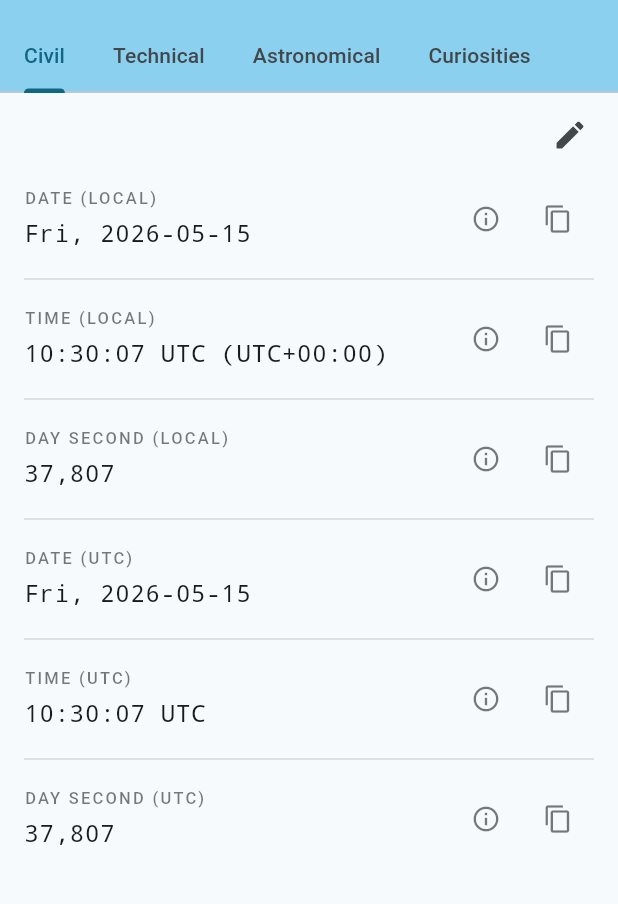
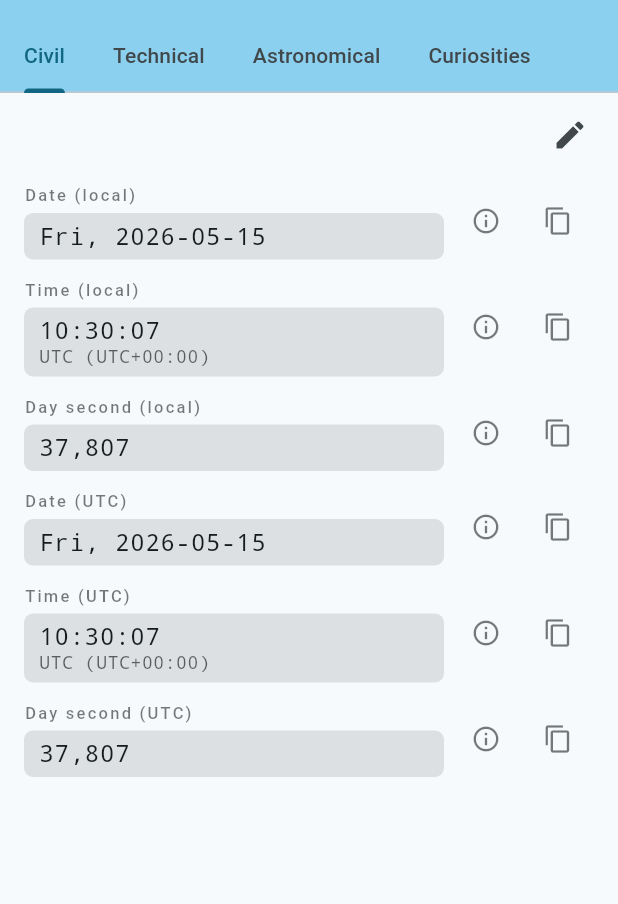
Before and after one commit to RealNoitasinagro/epoch, a Flutter app: the screen it shows after launch, on a phone screen of 412 x 824 dp, the part 63-967 px from its top. Run offline on Flutter 3.47's test engine with Material 3 defaults, Android fonts, the light colour scheme and no system bars; our stand-ins replace package_info_plus, shared_preferences, timezone.

Commit message:
- feat: two-line value display, Courier New, value container, remove dividers

```diff
--- a/lib/models/time_entry.dart
+++ b/lib/models/time_entry.dart
@@ -103,7 +103,7 @@ class TimeEntry {
     if (isZoneIndependent) return typeLabel;
     final zoneLabel = switch (zone) {
       ZoneLocal()                  => l10n.labelLocal.toLowerCase(),
-      ZoneUtc()                    => 'UTC',
+      ZoneUtc()                    => l10n.zoneUtc,
       ZoneNamed(ianaZone: final z) => z.split('/').last.replaceAll('_', ' '),
     };
     return '$typeLabel ($zoneLabel)';
@@ -214,9 +214,10 @@ class TimeEntry {
     final hh = dt.hour.toString().padLeft(2, '0');
     final mm = dt.minute.toString().padLeft(2, '0');
     final ss = dt.second.toString().padLeft(2, '0');
-    final tzSuffix = zone is ZoneUtc
-        ? 'UTC'
-        : '$tzLabel (${TimeUtils.utcOffsetString(offset)})';
+    // final tzSuffix = zone is ZoneUtc
+    //     ? 'UTC'
+    //     : '$tzLabel (${TimeUtils.utcOffsetString(offset)})';
+    final tzSuffix = '$tzLabel (${TimeUtils.utcOffsetString(offset)})';
 
     switch (type) {
       case ValueType.date:
--- a/lib/screens/configurable_tab.dart
+++ b/lib/screens/configurable_tab.dart
@@ -112,7 +112,7 @@ class _ConfigurableTabState extends State<ConfigurableTab> {
     return ListView.separated(
       padding: const EdgeInsets.fromLTRB(16, 8, 16, 80),
       itemCount: widget.entries.length,
-      separatorBuilder: (_, __) => const Divider(height: 32, thickness: 0),
+      separatorBuilder: (_, __) => const SizedBox(height: 12),
       itemBuilder: (context, index) {
         final entry = widget.entries[index];
         return _buildDisplayRow(context, entry, l10n, locale);
@@ -140,7 +140,7 @@ class _ConfigurableTabState extends State<ConfigurableTab> {
     return ReorderableListView.builder(
       padding: const EdgeInsets.fromLTRB(16, 8, 16, 80),
       itemCount: widget.entries.length,
-      onReorder: (oldIndex, newIndex) {
+      onReorderItem: (oldIndex, newIndex) {
         if (newIndex > oldIndex) newIndex--;
         final updated = List<TimeEntry>.of(widget.entries);
         final item = updated.removeAt(oldIndex);
--- a/lib/widgets/time_entry_row.dart
+++ b/lib/widgets/time_entry_row.dart
@@ -98,7 +98,8 @@ class _GraphicalRow extends StatelessWidget {
             crossAxisAlignment: CrossAxisAlignment.start,
             children: [
               Text(
-                label.toUpperCase(),
+                //label.toUpperCase(),
+                label,
                 style: textTheme.labelSmall?.copyWith(
                   letterSpacing: 1.5,
                   color: Theme.of(context).colorScheme.onSurface.withAlpha(150),
--- a/lib/widgets/time_string_row.dart
+++ b/lib/widgets/time_string_row.dart
@@ -1,14 +1,14 @@
+import 'package:epoch/main.dart';
 import 'package:flutter/material.dart';
 import 'package:flutter/services.dart';
 import 'package:intl/intl.dart';
 import '../l10n/app_localizations.dart';
-import '../main.dart';
 
 class TimeStringRow extends StatelessWidget {
   final String label;
   final String value;
-  final String? info;          // explanation text for the (i) button
-  final bool useThousands;     // whether to format value with thousands separator
+  final String? info;
+  final bool useThousands;
 
   const TimeStringRow({
     super.key,
@@ -18,14 +18,27 @@ class TimeStringRow extends StatelessWidget {
     this.useThousands = true,
   });
 
-  // Formats a numeric string with thousands separators if useThousands is set
-  // and the value is a plain integer. Non-numeric values are returned as-is.
   String _displayValue(BuildContext context) {
     if (!useThousands) return value;
     final n = int.tryParse(value);
     if (n == null) return value;
     final locale = Localizations.localeOf(context).toString();
     return NumberFormat.decimalPattern(locale).format(n);
+  }
+
+  // Splits a time+zone string into two lines.
+  // e.g. "09:18:05 CEST (UTC+02:00)" →
+  //   line1: "09:18:05 CEST"
+  //   line2: "(UTC+02:00)"
+  // If no zone info present, line2 is empty.
+  ({String line1, String line2}) _splitValue(String v) {
+    // Match UTC offset pattern (UTC+xx:xx or UTC−xx:xx).
+    //final offsetMatch = RegExp(r'\(UTC[+−][0-9]{2}:[0-9]{2}\)').firstMatch(v);
+    final offsetMatch = RegExp(r'\b\w+\s+\(UTC[+−][0-9]{2}:[0-9]{2}\)').firstMatch(v);
+    if (offsetMatch == null) return (line1: v, line2: '');
+    final line1 = v.substring(0, offsetMatch.start).trim();
+    final line2 = offsetMatch.group(0)!;
+    return (line1: line1, line2: line2);
   }
 
   void _copyToClipboard(BuildContext context, AppLocalizations l10n) {
@@ -59,6 +72,10 @@ class TimeStringRow extends StatelessWidget {
   Widget build(BuildContext context) {
     final l10n = AppLocalizations.of(context)!;
     final textTheme = Theme.of(context).textTheme;
+    final colorScheme = Theme.of(context).colorScheme;
+    final display = _displayValue(context);
+    final split = _splitValue(display);
+
     return Row(
       crossAxisAlignment: CrossAxisAlignment.center,
       children: [
@@ -66,37 +83,114 @@ class TimeStringRow extends StatelessWidget {
           child: Column(
             crossAxisAlignment: CrossAxisAlignment.start,
             children: [
+              // Label
               Text(
-                label.toUpperCase(),
+                //label.toUpperCase(),
+                label,
                 style: textTheme.labelSmall?.copyWith(
                   letterSpacing: 1.5,
-                  color: Theme.of(context).colorScheme.onSurface.withAlpha(150),
+                  color: colorScheme.onSurface.withAlpha(150),
                 ),
               ),
               const SizedBox(height: 4),
-              Text(
-                _displayValue(context),
-                style: textTheme.bodyLarge?.copyWith(
-                  fontFamily: fontFamily,
-                  fontWeight: FontWeight.w500,
+              // Value container – fixed two-line layout.
+              Container(
+                width: double.infinity,
+                padding: const EdgeInsets.symmetric(
+                    horizontal: 10, vertical: 6),
+                decoration: BoxDecoration(
+                  color: colorScheme.onSurface.withAlpha(30),
+                  borderRadius: BorderRadius.circular(6),
                 ),
+                child: split.line2.isEmpty
+                    ? _ValueText(split.line1, textTheme)
+                    : Column(
+                  crossAxisAlignment: CrossAxisAlignment.start,
+                  children: [
+                    _ValueText(split.line1, textTheme),
+                    const SizedBox(height: 1),
+                    _ZoneText(split.line2, textTheme, colorScheme),
+                  ],
+                ),
+                // child: Column(
+                //   crossAxisAlignment: CrossAxisAlignment.start,
+                //   children: [
+                //     _ValueText(split.line1, textTheme),
+                //     const SizedBox(height: 1),
+                //     _ZoneText(split.line2, textTheme, colorScheme)
+                //   ],
+                // ),
               ),
             ],
           ),
         ),
+        const SizedBox(width: 4),
+        // Buttons column – vertically centered next to container.
+        Column(
+          crossAxisAlignment: CrossAxisAlignment.center,
+          children: [
+            const SizedBox(width: 4),
+            Row(
+              crossAxisAlignment: CrossAxisAlignment.center,
+              children: [
                 IconButton(
                   icon: const Icon(Icons.info_outline, size: 20),
-          color: Theme.of(context).colorScheme.onSurface.withAlpha(150),
+                  color: colorScheme.onSurface.withAlpha(150),
                   tooltip: l10n.aboutThisValue,
                   onPressed: () => _showInfo(context, l10n),
                 ),
                 IconButton(
                   icon: const Icon(Icons.copy, size: 20),
-          color: Theme.of(context).colorScheme.onSurface.withAlpha(150),
+                  color: colorScheme.onSurface.withAlpha(150),
                   tooltip: l10n.copyToClipboard,
                   onPressed: () => _copyToClipboard(context, l10n),
+                ),
+              ],
+            ),
+          ],
         ),
       ],
     );
   }
 }
+
+class _ValueText extends StatelessWidget {
+  final String text;
+  final TextTheme textTheme;
+  const _ValueText(this.text, this.textTheme);
+
+  @override
+  Widget build(BuildContext context) {
+    return Text(
+      text,
+      style: textTheme.bodyLarge?.copyWith(
+        fontFamily: fontFamily,
+        fontWeight: FontWeight.w500,
+        height: 1.2,
+      ),
+      maxLines: 2,
+      overflow: TextOverflow.ellipsis,
+    );
+  }
+}
+
+class _ZoneText extends StatelessWidget {
+  final String text;
+  final TextTheme textTheme;
+  final ColorScheme colorScheme;
+  const _ZoneText(this.text, this.textTheme, this.colorScheme);
+
+  @override
+  Widget build(BuildContext context) {
+    return Text(
+      text,
+      style: textTheme.bodySmall?.copyWith(
+        fontFamily: fontFamily,
+        color: colorScheme.onSurface.withAlpha(170),
+        height: 1.2,
+      ),
+      maxLines: 1,
+      overflow: TextOverflow.ellipsis,
+    );
+  }
+}
--- a/pubspec.yaml
+++ b/pubspec.yaml
@@ -33,9 +33,10 @@ dependencies:
   flutter_localizations:
     sdk: flutter
   intl: ^0.20.2
-  timezone: ^0.10.1
+  timezone: ^0.11.0
+  # flutter_timezone: ^5.0.2
   shared_preferences: ^2.5.3
-  package_info_plus: ^8.3.0
+  package_info_plus: ^10.1.0
   url_launcher: ^6.3.1
 
   # The following adds the Cupertino Icons font to your application.
```
Also changed, not shown: lib/main.dart (+4 -4 lines), lib/models/civil_tab_config.dart (renamed from lib/models/main_tab_config.dart), pubspec.lock, 1 other file. Lines whose indentation alone changed are shown as unchanged.
